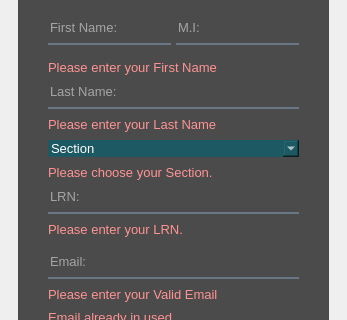
Qt form data/studRegister.ui (pat-gallardo/PreCalGuro) before a commit; both pictures show x 0 to 347 and y 121 to 441 of the 347 by 646 pixel window.
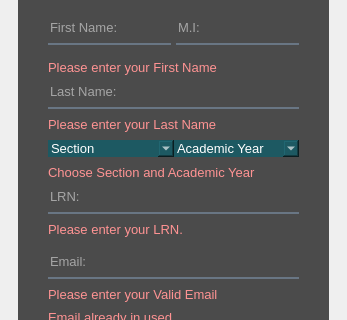
The same form after that commit. Icons and pictures are not drawn.

Patch:
```diff
--- a/data/studRegister.ui
+++ b/data/studRegister.ui
@@ -632,6 +632,34 @@
                            </item>
                           </widget>
                          </item>
+                         <item>
+                          <widget class="QComboBox" name="studAY_comboBox">
+                           <property name="font">
+                            <font>
+                             <pointsize>10</pointsize>
+                            </font>
+                           </property>
+                           <property name="styleSheet">
+                            <string notr="true">background-color: rgb(29, 89, 98);
+padding-left: 3px;</string>
+                           </property>
+                           <item>
+                            <property name="text">
+                             <string>Academic Year</string>
+                            </property>
+                           </item>
+                           <item>
+                            <property name="text">
+                             <string>2022 - 2023</string>
+                            </property>
+                           </item>
+                           <item>
+                            <property name="text">
+                             <string>2023 - 2024</string>
+                            </property>
+                           </item>
+                          </widget>
+                         </item>
                         </layout>
                        </widget>
                       </item>
@@ -662,7 +690,7 @@
                             </font>
                            </property>
                            <property name="text">
-                            <string>&lt;html&gt;&lt;head/&gt;&lt;body&gt;&lt;p&gt;&lt;span style=&quot; color:#ff9393;&quot;&gt;Please choose your Section.&lt;/span&gt;&lt;/p&gt;&lt;/body&gt;&lt;/html&gt;</string>
+                            <string>&lt;html&gt;&lt;head/&gt;&lt;body&gt;&lt;p&gt;&lt;span style=&quot; color:#ff9393;&quot;&gt;Choose Section and Academic Year&lt;/span&gt;&lt;/p&gt;&lt;/body&gt;&lt;/html&gt;</string>
                            </property>
                            <property name="textFormat">
                             <enum>Qt::RichText</enum>
```
